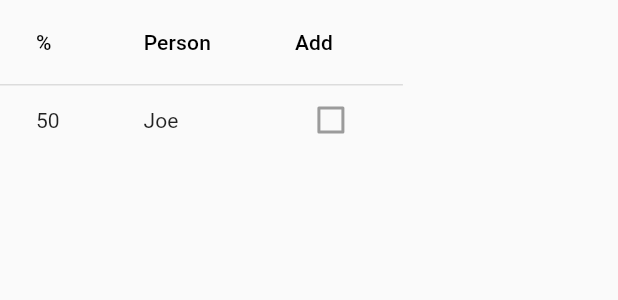
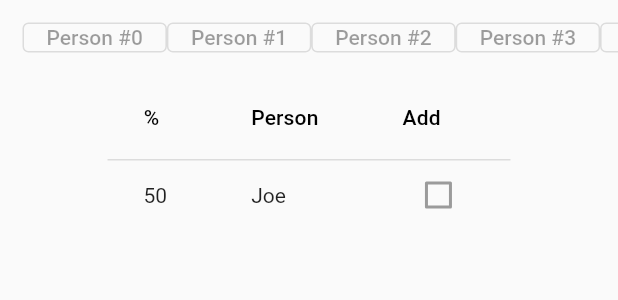
Before and after one commit to StevenWuzz/ShopLazy, a Flutter app: what buildList() shows on an empty page, opened directly, on a phone screen of 412 x 824 dp. Shown: the top 300 px of the screen. Run offline on Flutter 3.47's test engine with Material 2 defaults, Android fonts, the phone set to English and light mode, and no system bars; our stand-ins replace firebase_auth, firebase_core; accounts and stored records are empty.

```diff
--- a/lib/ChooseList.dart
+++ b/lib/ChooseList.dart
@@ -10,7 +10,8 @@ class ChooseList extends StatelessWidget {
   Widget build(BuildContext context) {
     testContext = context; // This is sketchy as hell D:
     return Scaffold(
-      appBar: AppBar(automaticallyImplyLeading: false, title: Text("Blobrage")
+      appBar: AppBar(
+          automaticallyImplyLeading: false, title: Text("Choose Lists!")
           /*ListView.builder(
           scrollDirection: Axis.horizontal,
           padding: const EdgeInsets.all(8),
@@ -52,8 +53,28 @@ void onItemTap(int index) {
 }
 
 Widget buildList() {
-  int selectedIndex;
-  return DataTable(
+  return Column(
+    children: [
+      SizedBox(
+        height: 50,
+        width: double.infinity,
+        child: ListView.builder(
+          scrollDirection: Axis.horizontal,
+          padding: const EdgeInsets.all(15),
+          //padding: const EdgeInsets.only(right: 15),
+          itemCount: 50,
+          itemBuilder: (_, int index) {
+            return OutlinedButton(
+              /*style: ButtonStyle(
+                  backgroundColor:
+                      MaterialStateProperty.all<Color>(Colors.red)),*/
+              onPressed: null,
+              child: Text("Person #" + index.toString()),
+            );
+          },
+        ),
+      ),
+      DataTable(
         showCheckboxColumn: false,
         columns: [
           DataColumn(label: Text("%")),
@@ -62,7 +83,6 @@ Widget buildList() {
         ],
         rows: [
           DataRow.byIndex(
-          //selected: ,
               index: 0,
               onSelectChanged: (bool yos) => print("Selected!"),
               cells: [
@@ -70,6 +90,8 @@ Widget buildList() {
                 DataCell(Text("Joe")),
                 DataCell(Checkbox(value: false, onChanged: null)),
               ])
+        ],
+      )
     ],
   );
 }
```
Lines whose indentation alone changed are shown as unchanged.
